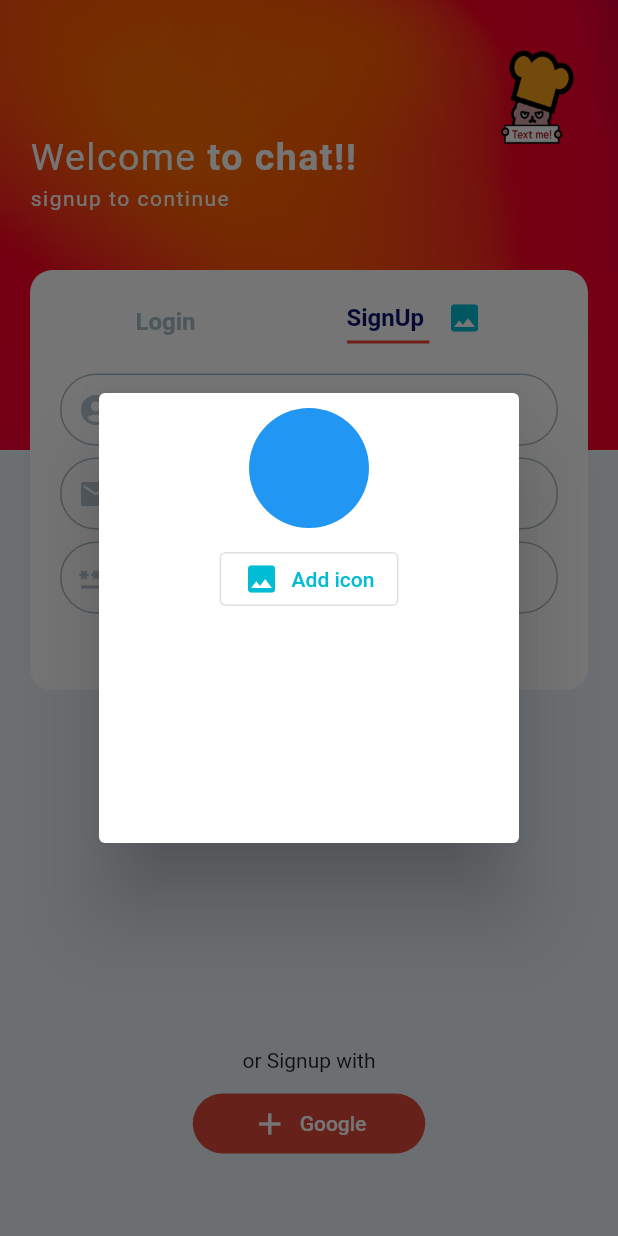
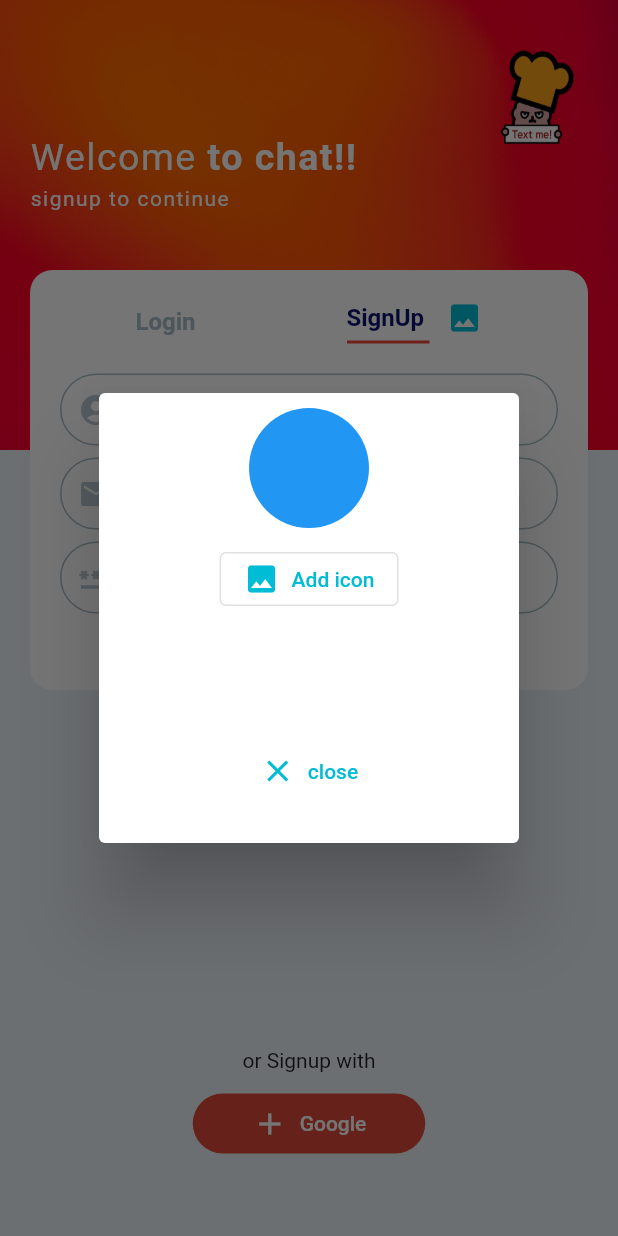
Before and after one commit to kimse2771/chatapp, a Flutter app: the screen it shows after launch, after a tap on the "image" icon, on a phone screen of 412 x 824 dp. Run offline on Flutter 3.47's test engine with Material 2 defaults, Android fonts, the phone set to English and light mode, and no system bars; drawn by our look-alikes of modal_progress_hud_nsn; our stand-ins replace cloud_firestore, firebase_auth, firebase_core, firebase_storage, flutter_chat_bubble, image_picker; accounts and stored records are empty.

Commit message:
채팅방 유저 이미지 넣기 완료0412

```diff
--- /dev/null
+++ b/lib/add_image/add_image.dart
@@ -0,0 +1,70 @@
+import 'dart:io';
+
+import 'package:flutter/material.dart';
+import 'package:image_picker/image_picker.dart';
+
+class AddImage extends StatefulWidget {
+  const AddImage(this.addImageFunc,{Key? key}) : super(key: key);
+
+  final Function(File pcikedImage) addImageFunc;
+
+  @override
+  State<AddImage> createState() => _AddImageState();
+}
+
+class _AddImageState extends State<AddImage> {
+  File? pickedImage;
+  void _pickImage() async{
+    final imagePicker = ImagePicker();
+    final pickedImageFile = await imagePicker.pickImage(
+        source: ImageSource.camera,
+        imageQuality: 50,
+      maxHeight: 150
+    );
+    setState(() {
+      if(pickedImageFile !=null) {
+        pickedImage = File(pickedImageFile.path);
+      }
+    });
+    widget.addImageFunc(pickedImage!);
+  }
+
+  @override
+  Widget build(BuildContext context) {
+    return Container(
+      padding: EdgeInsets.only(top: 10),
+      width: 150,
+      height: 300,
+      child: Column(
+        children: [
+          CircleAvatar(
+            radius: 40,
+            backgroundColor: Colors.blue,
+            backgroundImage: pickedImage !=null ? FileImage(pickedImage!) : null,
+          ),
+          SizedBox(height: 10,),
+          OutlinedButton.icon(
+            onPressed:(){
+              _pickImage();
+            } ,
+            icon: Icon(Icons.image),
+            label: Text('Add icon'),
+          ),
+          SizedBox(
+            height: 80,
+          ),
+          TextButton.icon(
+            onPressed: (){
+              Navigator.pop(context);
+
+            },
+            icon: Icon(Icons.close),
+            label: Text("close"),
+          )
+
+        ],
+      ),
+
+    );
+  }
+}
--- a/lib/chatting/chat/message.dart
+++ b/lib/chatting/chat/message.dart
@@ -28,7 +28,8 @@ class Messages extends StatelessWidget {
                 return ChatBubbles(
                     chatDocs[index]['text'],
                     chatDocs[index]['userID'].toString() == user!.uid,
-                    chatDocs[index]['userName']
+                    chatDocs[index]['userName'],
+                  chatDocs[index]['userImage']
                 );
               } ,
             );
--- a/lib/chatting/chat/new_message.dart
+++ b/lib/chatting/chat/new_message.dart
@@ -25,7 +25,8 @@ class _NewMessageState extends State<NewMessage> {
       'text': _userEnterMessage,
       'time': Timestamp.now(),
       'userID': user!.uid,
-      'userName': userData.data()!['userName']
+      'userName': userData.data()!['userName'],
+      'userImage' : userData['picked_image']
     });
     _controller.clear();
   }
--- a/pubspec.yaml
+++ b/pubspec.yaml
@@ -40,6 +40,9 @@ dependencies:
   cloud_firestore: ^4.4.5
   modal_progress_hud_nsn: ^0.3.0
   flutter_chat_bubble: ^2.0.2
+  image_picker: ^0.8.7+2
+  permission_handler: ^10.2.0
+  firebase_storage: ^11.1.0
 
 dev_dependencies:
   flutter_test:
```
Also changed, not shown: lib/chatting/chat/chat_bubble.dart (+16 -4 lines), lib/screens/main_screen.dart (+55 -29 lines), pubspec.lock, 5 other files.
